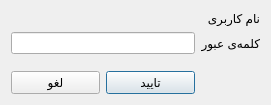
Qt form Client/reghaabat/logindialog.ui (nournia/ketabkhaane) before a commit.
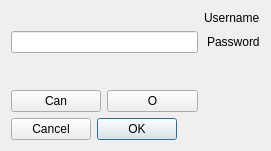
The same form after that commit.

Diff of the .ui file:
```diff
--- a/Client/reghaabat/logindialog.ui
+++ b/Client/reghaabat/logindialog.ui
@@ -7,7 +7,7 @@
     <x>0</x>
     <y>0</y>
     <width>271</width>
-    <height>105</height>
+    <height>151</height>
    </rect>
   </property>
   <property name="windowTitle">
@@ -26,7 +26,7 @@
    <item row="1" column="0">
     <widget class="QLabel" name="label">
      <property name="text">
-      <string>نام کاربری</string>
+      <string>Username</string>
      </property>
     </widget>
    </item>
@@ -42,14 +42,14 @@
      <item row="0" column="0">
       <widget class="QPushButton" name="bOk">
        <property name="text">
-        <string>تایید</string>
+        <string>O</string>
        </property>
       </widget>
      </item>
      <item row="0" column="1">
       <widget class="QPushButton" name="bCancel">
        <property name="text">
-        <string>لغو</string>
+        <string>Can</string>
        </property>
       </widget>
      </item>
@@ -58,7 +58,7 @@
    <item row="2" column="0">
     <widget class="QLabel" name="label_2">
      <property name="text">
-      <string>کلمه‌ی عبور</string>
+      <string>Password</string>
      </property>
     </widget>
    </item>
@@ -75,6 +75,13 @@
      </property>
     </spacer>
    </item>
+   <item row="5" column="1">
+    <widget class="QDialogButtonBox" name="buttonBox">
+     <property name="standardButtons">
+      <set>QDialogButtonBox::Cancel|QDialogButtonBox::Ok</set>
+     </property>
+    </widget>
+   </item>
   </layout>
  </widget>
  <tabstops>
```
